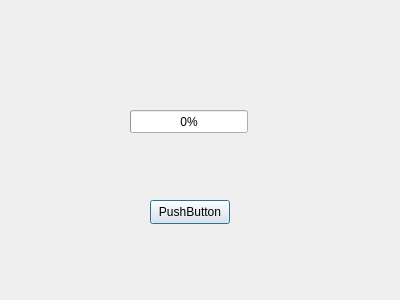
This is QClient/receivefile.ui in KailinLi/QChat as Qt 5 draws it before an edit. The edited form follows.
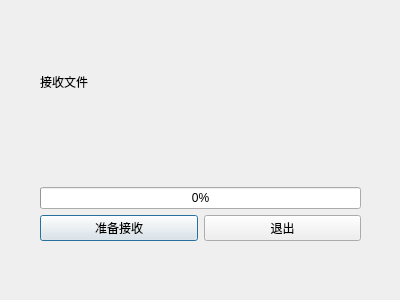
This is the edited form.

Commit message: update Send & Receive UI

Patch:
```diff
--- a/QClient/receivefile.ui
+++ b/QClient/receivefile.ui
@@ -13,31 +13,55 @@
   <property name="windowTitle">
    <string>Dialog</string>
   </property>
-  <widget class="QProgressBar" name="progressBar">
+  <widget class="QWidget" name="layoutWidget">
    <property name="geometry">
     <rect>
-     <x>130</x>
-     <y>110</y>
-     <width>118</width>
-     <height>23</height>
+     <x>40</x>
+     <y>50</y>
+     <width>321</width>
+     <height>191</height>
     </rect>
    </property>
-   <property name="value">
-    <number>0</number>
-   </property>
-  </widget>
-  <widget class="QPushButton" name="pushButton">
-   <property name="geometry">
-    <rect>
-     <x>150</x>
-     <y>200</y>
-     <width>80</width>
-     <height>24</height>
-    </rect>
-   </property>
-   <property name="text">
-    <string>PushButton</string>
-   </property>
+   <layout class="QGridLayout" name="gridLayout">
+    <item row="2" column="0" colspan="2">
+     <widget class="QLabel" name="speedLabel">
+      <property name="text">
+       <string/>
+      </property>
+     </widget>
+    </item>
+    <item row="3" column="0" colspan="2">
+     <widget class="QProgressBar" name="progressBar">
+      <property name="value">
+       <number>0</number>
+      </property>
+     </widget>
+    </item>
+    <item row="4" column="1">
+     <widget class="QPushButton" name="exitBtn">
+      <property name="text">
+       <string>退出</string>
+      </property>
+     </widget>
+    </item>
+    <item row="1" column="0" colspan="2">
+     <widget class="QLabel" name="fileNameLabel">
+      <property name="text">
+       <string>接收文件</string>
+      </property>
+     </widget>
+    </item>
+    <item row="4" column="0">
+     <widget class="QPushButton" name="receiveBtn">
+      <property name="text">
+       <string>准备接收</string>
+      </property>
+      <property name="default">
+       <bool>true</bool>
+      </property>
+     </widget>
+    </item>
+   </layout>
   </widget>
  </widget>
  <resources/>
```
Left out of the diff: 2 changed lines with no effect on the pictures. The commit also changes 13 other files.
